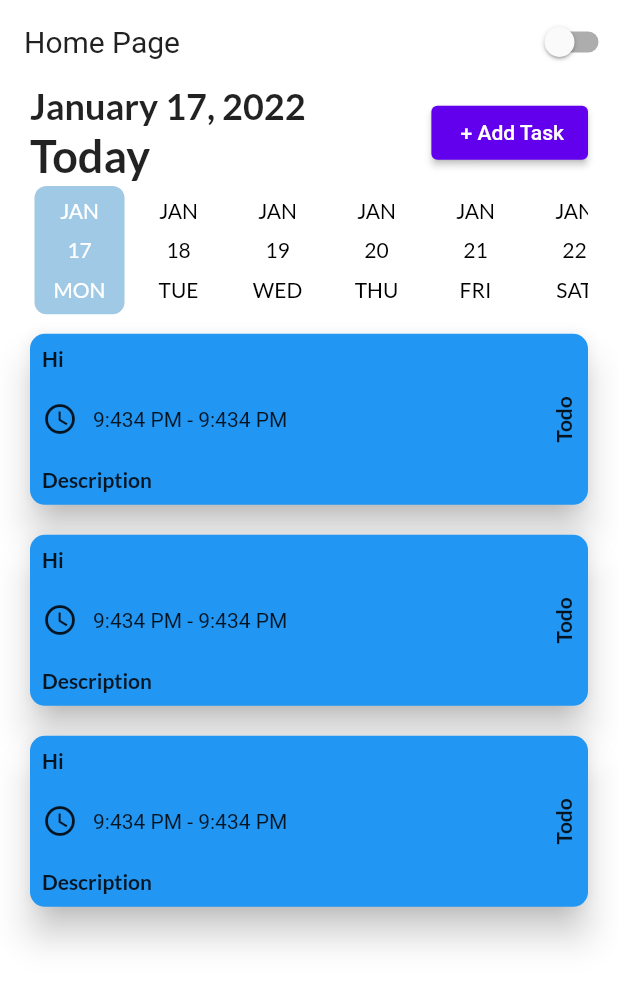
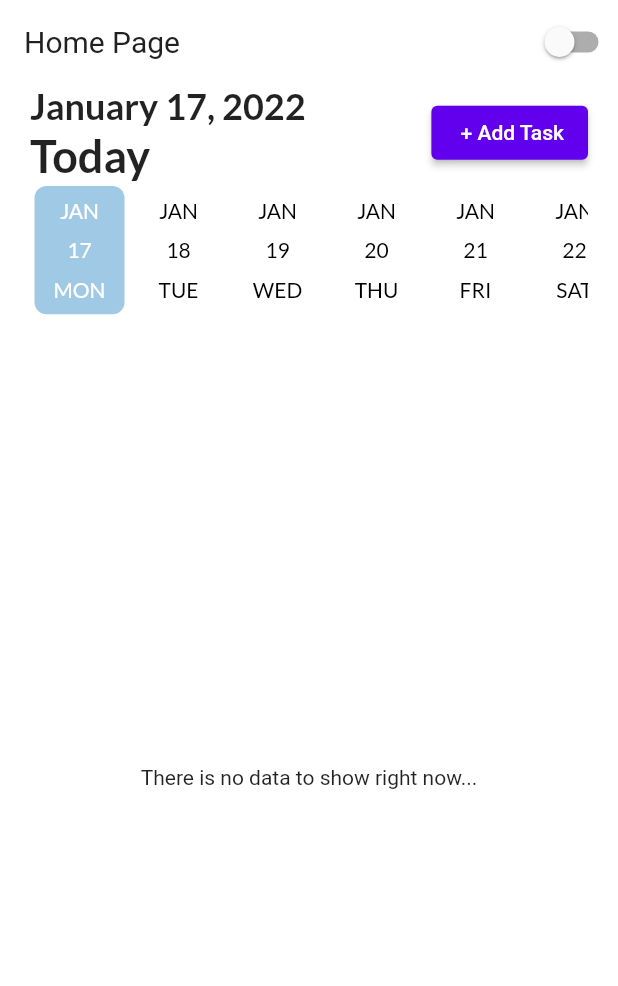
Before and after one commit to Aamer-Ali/todo_bloc, a Flutter app: the screen it shows after launch, on a phone screen of 412 x 824 dp. Shown: the top 986 px of the screen. Run offline on Flutter 3.47's test engine with Material 2 defaults, Android fonts, the phone set to English and light mode, and no system bars; drawn by our look-alikes of date_picker_timeline; our stand-ins replace bloc, equatable, flutter_bloc, google_fonts, sqflite; accounts and stored records are empty.

```diff
--- /dev/null
+++ b/lib/helper/database_helper/repository/task_repository.dart
@@ -0,0 +1,12 @@
+import 'package:todo_bloc/helper/database_helper/dao/task_dao.dart';
+import 'package:todo_bloc/model/task.dart';
+
+class TaskRepository {
+  TaskDao taskDao = TaskDao();
+
+  Future<int> insertTask(Task task) => taskDao.insertTask(task);
+
+  Future<Task> getTask(int id) => taskDao.getTask(id);
+
+  Future<List<Task>> getAllTask() => taskDao.getAllTask();
+}
--- a/lib/main.dart
+++ b/lib/main.dart
@@ -1,13 +1,17 @@
 import 'package:flutter/material.dart';
+import 'package:flutter_bloc/flutter_bloc.dart';
 import 'package:provider/provider.dart';
-import 'package:todo_bloc/helper/database_helper/db_helper.dart';
+import 'package:todo_bloc/helper/database_helper/database/task_database.dart';
+import 'package:todo_bloc/helper/database_helper/repository/task_repository.dart';
+import 'package:todo_bloc/pages/home/bloc/home_bloc.dart';
 import 'package:todo_bloc/pages/home/home_page.dart';
 import 'package:todo_bloc/providers/theme_providers.dart';
 import 'package:todo_bloc/routers/app_router.dart';
 
 void main() async {
   WidgetsFlutterBinding.ensureInitialized();
-  await DBHelper.initDb();
+  // await DBHelper.initDb();
+  await TaskDatabase.instance.database;
   runApp(MyApp());
 }
 
@@ -21,12 +25,24 @@ class MyApp extends StatelessWidget {
         create: (context) => ThemeProvider(),
         builder: (context, _) {
           final themeProvider = Provider.of<ThemeProvider>(context);
-          return MaterialApp(
-            title: 'Flutter Demo',
-            themeMode: themeProvider.themeMode,
-            theme: lightTheme,
-            darkTheme: darkTheme,
-            onGenerateRoute: _appRouter.onGenerateRoute,
+          return MultiRepositoryProvider(
+            providers: [
+              RepositoryProvider<TaskRepository>(
+                  create: (context) => TaskRepository()),
+            ],
+            child: MultiBlocProvider(
+              providers: <BlocProvider<dynamic>>[
+                BlocProvider<HomeBloc>(
+                    create: (context) => HomeBloc(RepositoryProvider.of<TaskRepository>(context))),
+              ],
+              child: MaterialApp(
+                title: 'Flutter Demo',
+                themeMode: themeProvider.themeMode,
+                theme: lightTheme,
+                darkTheme: darkTheme,
+                onGenerateRoute: _appRouter.onGenerateRoute,
+              ),
+            ),
           );
         });
   }
--- a/lib/model/task.dart
+++ b/lib/model/task.dart
@@ -1,4 +1,6 @@
-class Task {
+import 'package:equatable/equatable.dart';
+
+class Task extends Equatable {
   int? id;
   String? title;
   String? note;
@@ -49,4 +51,18 @@ class Task {
     reminder = json['reminder'];
     repeat = json['repeat'];
   }
+
+  @override
+  List<Object?> get props => [
+        id,
+        title,
+        note,
+        isCompleted,
+        date,
+        startTime,
+        endTime,
+        color,
+        reminder,
+        repeat
+      ];
 }
--- /dev/null
+++ b/lib/pages/home/bloc/home_bloc.dart
@@ -0,0 +1,41 @@
+import 'package:bloc/bloc.dart';
+import 'package:equatable/equatable.dart';
+import 'package:flutter/cupertino.dart';
+import 'package:flutter_bloc/flutter_bloc.dart';
+import 'package:meta/meta.dart';
+import 'package:todo_bloc/helper/database_helper/repository/task_repository.dart';
+import 'package:todo_bloc/model/task.dart';
+
+part 'home_event.dart';
+
+part 'home_state.dart';
+
+class HomeBloc extends Bloc<HomeEvent, HomeState> {
+  final TaskRepository taskRepository;
+
+  HomeBloc(this.taskRepository) : super(HomeLoadingState()) {
+
+    on<LoadTaskFromDataBaseEvent>((event, state) async {
+      emit(HomeLoadingState());
+      final tasks = await taskRepository.getAllTask();
+      if (tasks.isNotEmpty) {
+
+        emit(HomeLoadedState(tasks));
+      } else {
+        emit(HomeDataNotFound());
+      }
+    });
+
+
+    on<LoadTaskById>((event, state) async {
+      emit(HomeLoadingState());
+
+
+      // if (task) {
+      //   emit(HomeLoadedState(task));
+      // } else {
+      //   emit(HomeDataNotFound());
+      // }
+    });
+  }
+}
--- /dev/null
+++ b/lib/pages/home/bloc/home_event.dart
@@ -0,0 +1,14 @@
+part of 'home_bloc.dart';
+
+@immutable
+abstract class HomeEvent extends Equatable {}
+
+class LoadTaskFromDataBaseEvent extends HomeEvent {
+  @override
+  List<Object?> get props => [];
+}
+
+class LoadTaskById extends HomeEvent {
+  @override
+  List<Object?> get props => [];
+}
--- /dev/null
+++ b/lib/pages/home/bloc/home_state.dart
@@ -0,0 +1,23 @@
+part of 'home_bloc.dart';
+
+@immutable
+abstract class HomeState extends Equatable {}
+
+class HomeLoadingState extends HomeState {
+  @override
+  List<Object?> get props => [];
+}
+
+class HomeLoadedState extends HomeState {
+  final List<Task> tasks;
+
+  HomeLoadedState(this.tasks);
+
+  @override
+  List<Object?> get props => [tasks];
+}
+
+class HomeDataNotFound extends HomeState {
+  @override
+  List<Object?> get props => [];
+}
--- a/lib/pages/home/home_page.dart
+++ b/lib/pages/home/home_page.dart
@@ -1,10 +1,13 @@
 import 'package:date_picker_timeline/date_picker_timeline.dart';
 import 'package:flutter/foundation.dart';
 import 'package:flutter/material.dart';
+import 'package:flutter_bloc/flutter_bloc.dart';
 import 'package:google_fonts/google_fonts.dart';
 import 'package:intl/intl.dart';
 
 import 'package:provider/provider.dart';
+import 'package:todo_bloc/helper/database_helper/repository/task_repository.dart';
+import 'package:todo_bloc/pages/home/bloc/home_bloc.dart';
 import 'package:todo_bloc/providers/theme_providers.dart';
 import 'package:todo_bloc/widgets/my_app_bar.dart';
 import 'package:todo_bloc/widgets/my_button.dart';
@@ -21,6 +24,12 @@ class _HomePageState extends State<HomePage> {
   DateTime _selectedDate = DateTime.now();
 
   @override
+  void initState() {
+    super.initState();
+    BlocProvider.of<HomeBloc>(context).add(LoadTaskFromDataBaseEvent());
+  }
+
+  @override
   Widget build(BuildContext context) {
     return Scaffold(
       appBar: myAppBar(context, "Home Page"),
@@ -29,32 +38,59 @@ class _HomePageState extends State<HomePage> {
           children: [
             _addTasks(),
             _addDateBar(context),
-            TaskTile(
-              title: "",
-              description: "",
-              startTime: "",
-              endTime: "",
+            BlocProvider(
+              create: (context) =>
+                  HomeBloc(RepositoryProvider.of<TaskRepository>(context))
+                    ..add(LoadTaskFromDataBaseEvent()),
+              child: Expanded(
+                flex: 1,
+                child: BlocConsumer<HomeBloc, HomeState>(
+                  listener: (context, state) {
+                    if (state is HomeLoadedState || state is HomeDataNotFound) {
+                      ScaffoldMessenger.of(context).showSnackBar(
+                          SnackBar(content: Text("Please Have alook")));
+                    }
+                  },
+                  builder: (context, state) {
+                    if (state is HomeLoadingState) {
+                      return const Center(child: CircularProgressIndicator());
+                    }
+                    if (state is HomeLoadedState) {
+                      return RefreshIndicator(
+                        onRefresh: _getData,
+                        child: ListView.builder(
+                            itemCount: state.tasks.length,
+                            itemBuilder: (context, index) {
+                              return TaskTile(
+                                task: state.tasks[index],
+                              );
+                            }),
+                      );
+                    }
+                    if (state is HomeDataNotFound) {
+                      return const Center(
+                        child: Text("There is no data to show right now..."),
+                      );
+                    }
+                    return Container();
+                  },
                 ),
-            TaskTile(
-              title: "",
-              description: "",
-              startTime: "",
-              endTime: "",
               ),
-            TaskTile(
-              title: "",
-              description: "",
-              startTime: "",
-              endTime: "",
-            ),
+            )
           ],
         ),
       ),
     );
   }
 
-  Container _addDateBar(BuildContext context) {
-    return Container(
+  Future<void> _getData() async {
+    BlocProvider.of<HomeBloc>(context).add(LoadTaskFromDataBaseEvent());
+  }
+
+  Widget _addDateBar(BuildContext context) {
+    return Expanded(
+      flex: MediaQuery.of(context).orientation == Orientation.landscape ? 1 : 0,
+      child: Container(
         margin: const EdgeInsets.symmetric(horizontal: 20),
         child: DatePicker(
           DateTime.now(),
@@ -68,6 +104,7 @@ class _HomePageState extends State<HomePage> {
           onDateChange: (date) {
             _selectedDate = date;
           },
+        ),
       ),
     );
   }
@@ -102,9 +139,12 @@ class _HomePageState extends State<HomePage> {
           ),
           MyButton(
             label: " + Add Task",
-            onTap: () {
+            onTap: () async {
               if (kDebugMode) {
-                Navigator.pushNamed(context, "/add-task");
+                final data = await Navigator.pushNamed(context, "/add-task");
+                if (data == true) {
+                  BlocProvider.of<HomeBloc>(context).add(LoadTaskById());
+                }
               }
             },
           ),
--- a/lib/widgets/task_tile.dart
+++ b/lib/widgets/task_tile.dart
@@ -1,18 +1,13 @@
 import 'package:flutter/material.dart';
+import 'package:todo_bloc/model/task.dart';
 import 'package:todo_bloc/providers/theme_providers.dart';
 
 class TaskTile extends StatelessWidget {
-  final String title;
-  final String description;
-  final String startTime;
-  final String endTime;
+  final Task task;
 
   const TaskTile(
       {Key? key,
-      required this.title,
-      required this.description,
-      required this.startTime,
-      required this.endTime})
+      required this.task})
       : super(key: key);
 
   @override
@@ -21,7 +16,7 @@ class TaskTile extends StatelessWidget {
     final _pageHeight = MediaQuery.of(context).size.height;
     return Card(
       shape: RoundedRectangleBorder(borderRadius: BorderRadius.circular(10)),
-      color: Colors.blue,
+      color: task.color == 1 ? Colors.blue : task.color == 2 ? Colors.pink : Colors.yellow,
       elevation: 10,
       margin: EdgeInsets.symmetric(horizontal: 20, vertical: 10),
       child: Container(
@@ -35,7 +30,7 @@ class TaskTile extends StatelessWidget {
                 crossAxisAlignment: CrossAxisAlignment.start,
                 children: [
                   Text(
-                    "Hi",
+                    task.title.toString(),
                     style: titleStyle,
                   ),
                   const SizedBox(
@@ -47,15 +42,15 @@ class TaskTile extends StatelessWidget {
                       const SizedBox(
                         width: 10,
                       ),
-                      Text("9:434 PM - "),
-                      Text("9:434 PM")
+                      Text("${task.startTime.toString()} - "),
+                      Text("${task.endTime.toString()}")
                     ],
                   ),
                   const SizedBox(
                     height: 20,
                   ),
                   Text(
-                    "Description",
+                   task.note.toString() ,
                     style: titleStyle,
                   ),
                 ],
--- a/pubspec.yaml
+++ b/pubspec.yaml
@@ -37,6 +37,8 @@ dependencies:
   google_fonts:
   date_picker_timeline:
   sqflite:
+  path_provider:
+  equatable:
 
 
   # The following adds the Cupertino Icons font to your application.
```
Also changed, not shown: lib/helper/database_helper/dao/task_dao.dart (added, +26 -0 lines), lib/helper/database_helper/database/task_database.dart (added, +49 -0 lines), lib/helper/database_helper/db_helper.dart (deleted, +0 -37 lines), lib/pages/add_task/add_task_page.dart (+9 -6 lines), pubspec.lock, 3 other files. Lines whose indentation alone changed are shown as unchanged.
